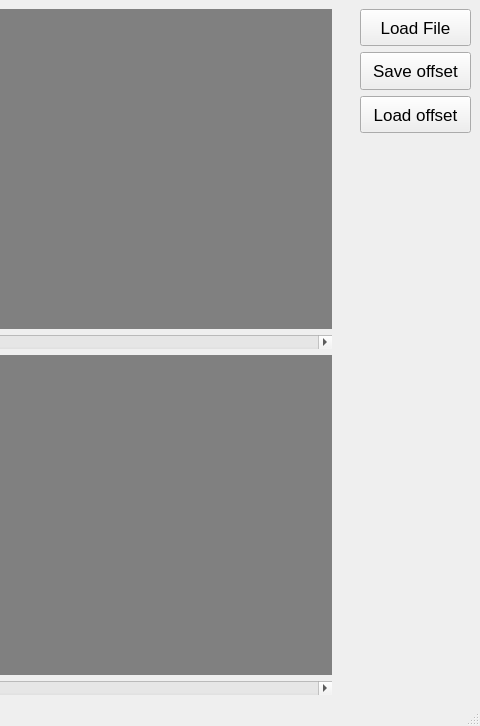
Above: Vizualizace/Hydronaut_VisualisationTool.ui from MautnerVo/Hydronaut before the change; both pictures show x 454 to 934 and y 0 to 726 of the 934 by 726 pixel window. Below: the same form after it.
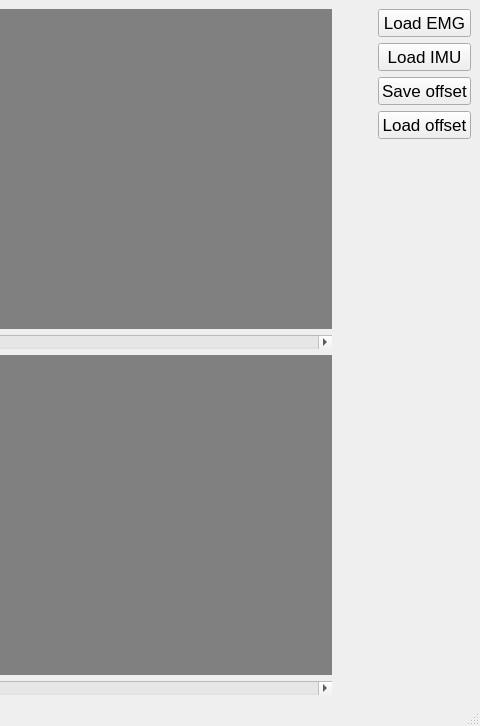
That is the form after the change.

Commit message: raw data nacitani

The edit to the form file:
```diff
--- a/Vizualizace/Hydronaut_VisualisationTool.ui
+++ b/Vizualizace/Hydronaut_VisualisationTool.ui
@@ -18,34 +18,26 @@
     <item row="0" column="0">
      <layout class="QGridLayout" name="gridLayout" rowstretch="0" columnstretch="15,0">
       <item row="0" column="1">
-       <layout class="QGridLayout" name="gridLayout_3" rowstretch="1,1,1,15" columnstretch="1,5">
-        <item row="2" column="0">
-         <spacer name="horizontalSpacer">
-          <property name="orientation">
-           <enum>Qt::Horizontal</enum>
+       <layout class="QGridLayout" name="gridLayout_3" rowstretch="0,0,0,0,0,1,0,0" columnstretch="1,0">
+        <item row="4" column="1">
+         <widget class="QPushButton" name="pb_load_offset">
+          <property name="sizePolicy">
+           <sizepolicy hsizetype="Expanding" vsizetype="Expanding">
+            <horstretch>0</horstretch>
+            <verstretch>0</verstretch>
+           </sizepolicy>
           </property>
-          <property name="sizeHint" stdset="0">
-           <size>
-            <width>40</width>
-            <height>20</height>
-           </size>
+          <property name="font">
+           <font>
+            <pointsize>13</pointsize>
+           </font>
           </property>
-         </spacer>
+          <property name="text">
+           <string>Load offset</string>
+          </property>
+         </widget>
         </item>
         <item row="1" column="0">
-         <spacer name="horizontalSpacer_3">
-          <property name="orientation">
-           <enum>Qt::Horizontal</enum>
-          </property>
-          <property name="sizeHint" stdset="0">
-           <size>
-            <width>40</width>
-            <height>20</height>
-           </size>
-          </property>
-         </spacer>
-        </item>
-        <item row="0" column="0">
          <spacer name="horizontalSpacer_4">
           <property name="orientation">
            <enum>Qt::Horizontal</enum>
@@ -58,7 +50,33 @@
           </property>
          </spacer>
         </item>
-        <item row="1" column="1">
+        <item row="3" column="0">
+         <spacer name="horizontalSpacer_3">
+          <property name="orientation">
+           <enum>Qt::Horizontal</enum>
+          </property>
+          <property name="sizeHint" stdset="0">
+           <size>
+            <width>40</width>
+            <height>20</height>
+           </size>
+          </property>
+         </spacer>
+        </item>
+        <item row="4" column="0">
+         <spacer name="horizontalSpacer">
+          <property name="orientation">
+           <enum>Qt::Horizontal</enum>
+          </property>
+          <property name="sizeHint" stdset="0">
+           <size>
+            <width>40</width>
+            <height>20</height>
+           </size>
+          </property>
+         </spacer>
+        </item>
+        <item row="3" column="1">
          <widget class="QPushButton" name="pb_safe_offset">
           <property name="sizePolicy">
            <sizepolicy hsizetype="Expanding" vsizetype="Expanding">
@@ -76,49 +94,7 @@
           </property>
          </widget>
         </item>
-        <item row="2" column="1">
-         <widget class="QPushButton" name="pb_load_offset">
-          <property name="sizePolicy">
-           <sizepolicy hsizetype="Expanding" vsizetype="Expanding">
-            <horstretch>0</horstretch>
-            <verstretch>0</verstretch>
-           </sizepolicy>
-          </property>
-          <property name="font">
-           <font>
-            <pointsize>13</pointsize>
-           </font>
-          </property>
-          <property name="text">
-           <string>Load offset</string>
-          </property>
-         </widget>
-        </item>
-        <item row="0" column="1">
-         <widget class="QPushButton" name="pb_file_load">
-          <property name="sizePolicy">
-           <sizepolicy hsizetype="Expanding" vsizetype="Expanding">
-            <horstretch>0</horstretch>
-            <verstretch>0</verstretch>
-           </sizepolicy>
-          </property>
-          <property name="font">
-           <font>
-            <pointsize>13</pointsize>
-           </font>
-          </property>
-          <property name="text">
-           <string>Load File</string>
-          </property>
-          <property name="iconSize">
-           <size>
-            <width>16</width>
-            <height>16</height>
-           </size>
-          </property>
-         </widget>
-        </item>
-        <item row="3" column="1">
+        <item row="7" column="1">
          <spacer name="verticalSpacer">
           <property name="orientation">
            <enum>Qt::Vertical</enum>
@@ -131,6 +107,61 @@
           </property>
          </spacer>
         </item>
+        <item row="2" column="0">
+         <spacer name="horizontalSpacer_2">
+          <property name="orientation">
+           <enum>Qt::Horizontal</enum>
+          </property>
+          <property name="sizeHint" stdset="0">
+           <size>
+            <width>40</width>
+            <height>20</height>
+           </size>
+          </property>
+         </spacer>
+        </item>
+        <item row="2" column="1">
+         <widget class="QPushButton" name="pb_load_IMU">
+          <property name="sizePolicy">
+           <sizepolicy hsizetype="Expanding" vsizetype="Expanding">
+            <horstretch>0</horstretch>
+            <verstretch>0</verstretch>
+           </sizepolicy>
+          </property>
+          <property name="font">
+           <font>
+            <pointsize>13</pointsize>
+           </font>
+          </property>
+          <property name="text">
+           <string>Load IMU</string>
+          </property>
+          <property name="iconSize">
+           <size>
+            <width>16</width>
+            <height>16</height>
+           </size>
+          </property>
+         </widget>
+        </item>
+        <item row="1" column="1">
+         <widget class="QPushButton" name="pb_load_EMG">
+          <property name="sizePolicy">
+           <sizepolicy hsizetype="Expanding" vsizetype="Expanding">
+            <horstretch>0</horstretch>
+            <verstretch>0</verstretch>
+           </sizepolicy>
+          </property>
+          <property name="font">
+           <font>
+            <pointsize>13</pointsize>
+           </font>
+          </property>
+          <property name="text">
+           <string>Load EMG</string>
+          </property>
+         </widget>
+        </item>
        </layout>
       </item>
       <item row="0" column="0">
```
The commit also changes 1 other file.
